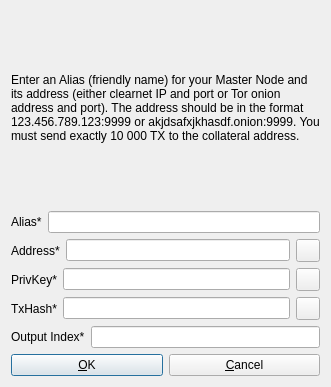
First picture: the form in src/qt/forms/addeditatomnode.ui, repository ionomy/ion_deprecated2, before the edit.
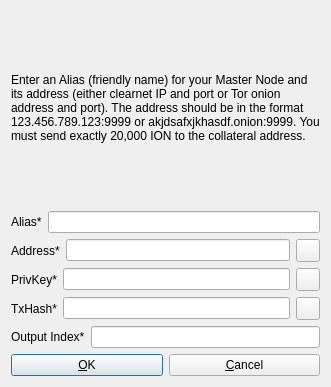
Second picture: the form after the edit. Icons and pictures are not drawn.

Commit message: [GUI] TX->ION Abbriviation and Masternode Minimum Requirement Phase

What changed in the file:
```diff
--- a/src/qt/forms/addeditatomnode.ui
+++ b/src/qt/forms/addeditatomnode.ui
@@ -26,7 +26,7 @@
       </sizepolicy>
      </property>
      <property name="text">
-      <string>&lt;html&gt;&lt;head/&gt;&lt;body&gt;&lt;p&gt;Enter an Alias (friendly name) for your Master Node and its address (either clearnet IP and port or Tor onion address and port). The address should be in the format 123.456.789.123:9999 or akjdsafxjkhasdf.onion:9999. You must send exactly 10 000 TX to the collateral address.&lt;/p&gt;&lt;/body&gt;&lt;/html&gt;</string>
+      <string>&lt;html&gt;&lt;head/&gt;&lt;body&gt;&lt;p&gt;Enter an Alias (friendly name) for your Master Node and its address (either clearnet IP and port or Tor onion address and port). The address should be in the format 123.456.789.123:9999 or akjdsafxjkhasdf.onion:9999. You must send exactly 20,000 ION to the collateral address.&lt;/p&gt;&lt;/body&gt;&lt;/html&gt;</string>
      </property>
      <property name="wordWrap">
       <bool>true</bool>
```
The commit also changes 7 other files.
